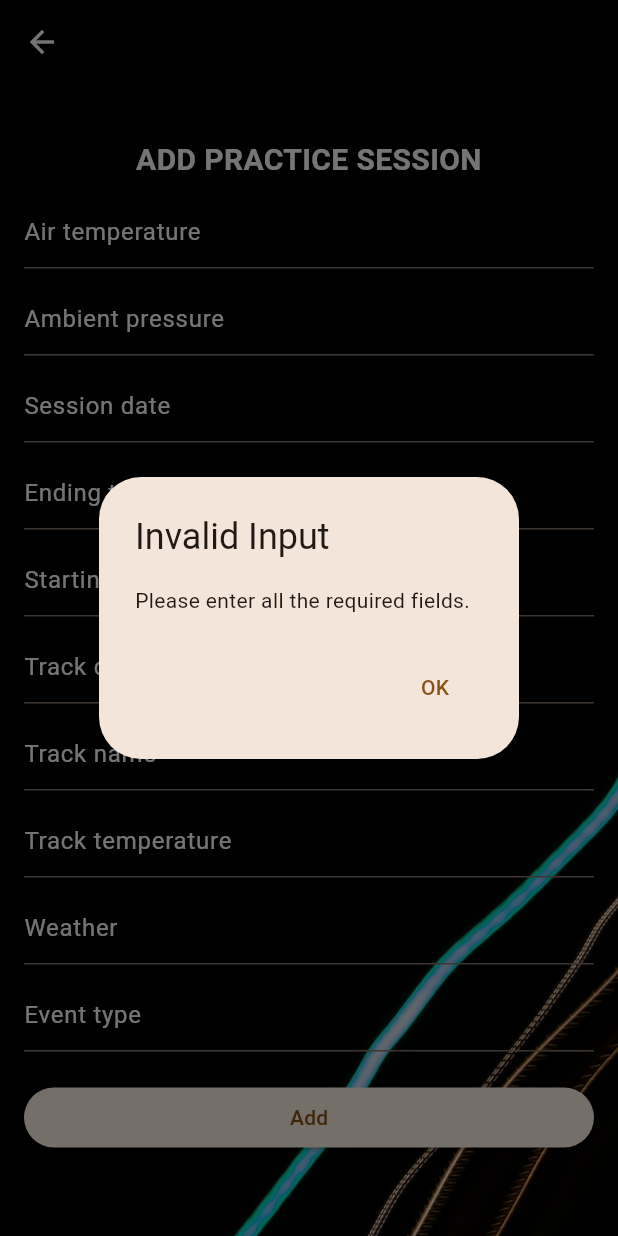
After one commit to diegosantarelli/polimarcheflutter, a Flutter app: the AddPracticeSessionScreen screen opened by its route, after a tap on "Add", on a phone screen of 412 x 824 dp. The commit adds this screen. Run offline on Flutter 3.47's test engine with Material 2 defaults, Android fonts, the phone set to English and light mode, and no system bars; our stand-ins replace cloud_firestore, firebase_auth, firebase_core, flutter_svg; accounts and stored records are empty; Roboto replaces fonts that are missing (aldrich).

Commit message:
aggiunta sessioni

```diff
--- a/lib/main.dart
+++ b/lib/main.dart
@@ -2,6 +2,7 @@ import 'package:firebase_core/firebase_core.dart';
 import 'package:polimarcheflutter/screens/home/HomeTotal_Screen.dart';
 import 'package:polimarcheflutter/screens/home/homeDown_screen.dart';
 import 'package:polimarcheflutter/screens/session/SessionTotal.dart';
+import 'package:polimarcheflutter/screens/session/addSession_screen.dart';
 import 'package:polimarcheflutter/screens/setup/SetupTotal.dart';
 import 'package:polimarcheflutter/screens/tracks/addTrack_screen.dart';
 import 'package:polimarcheflutter/screens/tracks/track_screen.dart';
@@ -57,6 +58,7 @@ class MyApp extends StatelessWidget {
         '/addtrack': (context) => AddTrackScreen(),
         '/setup': (context) => SetupScreen(),
         '/session': (context) => PracticeSessionScreen(),
+        '/addsession': (context) => AddPracticeSessionScreen(),
       },
     );
   }
--- a/lib/screens/session/SessionTotal.dart
+++ b/lib/screens/session/SessionTotal.dart
@@ -16,7 +16,7 @@ class PracticeSessionScreen extends StatelessWidget {
         child: Column(
           children: [
             Container(
-              margin: EdgeInsets.only(top: 20), // Spostamento verso il basso
+              margin: EdgeInsets.only(top: 20),
               child: AppBar(
                 elevation: 0,
                 backgroundColor: Colors.transparent,
@@ -61,6 +61,19 @@ class PracticeSessionScreen extends StatelessWidget {
               ),
               label: 'Home',
             ),
+            BottomNavigationBarItem(
+              icon: GestureDetector(
+                child: Image.asset(
+                  'assets/images/add.png',
+                  width: 20,
+                  height: 20,
+                ),
+                onTap: () {
+                  Navigator.pushNamed(context, '/addsession');
+                },
+              ),
+              label: 'Add',
+            ),
           ],
         ),
       ),
--- /dev/null
+++ b/lib/screens/session/addSession_screen.dart
@@ -0,0 +1,259 @@
+import 'package:flutter/material.dart';
+import 'package:cloud_firestore/cloud_firestore.dart';
+
+class AddPracticeSessionScreen extends StatelessWidget {
+  final TextEditingController _airTemperatureController = TextEditingController();
+  final TextEditingController _ambientPressureController = TextEditingController();
+  final TextEditingController _sessionDateController = TextEditingController();
+  final TextEditingController _endingTimeController = TextEditingController();
+  final TextEditingController _startingTimeController = TextEditingController();
+  final TextEditingController _trackConditionController = TextEditingController();
+  final TextEditingController _trackNameController = TextEditingController();
+  final TextEditingController _trackTemperatureController = TextEditingController();
+  final TextEditingController _weatherController = TextEditingController();
+  final TextEditingController _eventTypeController = TextEditingController();
+
+  @override
+  Widget build(BuildContext context) {
+    return Scaffold(
+      appBar: AppBar(
+        elevation: 0,
+        backgroundColor: Colors.black,
+        leading: IconButton(
+          icon: Icon(Icons.arrow_back, color: Colors.white),
+          onPressed: () {
+            Navigator.pop(context);
+          },
+        ),
+      ),
+      body: Container(
+        color: Colors.black,
+        child: SingleChildScrollView(
+          child: Container(
+            decoration: BoxDecoration(
+              image: DecorationImage(
+                image: AssetImage('assets/images/sfondo_schermata_circuiti.jpg'),
+                fit: BoxFit.cover,
+              ),
+            ),
+            child: Padding(
+              padding: const EdgeInsets.all(16.0),
+              child: Column(
+                crossAxisAlignment: CrossAxisAlignment.stretch,
+                children: [
+                  SizedBox(height: 20),
+                  Text(
+                    'ADD PRACTICE SESSION',
+                    style: TextStyle(
+                      color: Colors.white,
+                      fontSize: 20,
+                      fontWeight: FontWeight.bold,
+                      fontFamily: 'aldrich',
+                    ),
+                    textAlign: TextAlign.center,
+                  ),
+                  SizedBox(height: 10),
+                  TextField(
+                    controller: _airTemperatureController,
+                    keyboardType: TextInputType.number,
+                    decoration: InputDecoration(
+                      hintText: 'Air temperature',
+                      hintStyle: TextStyle(color: Colors.white),
+                    ),
+                    style: TextStyle(color: Colors.white, fontSize: 16),
+                  ),
+                  SizedBox(height: 10),
+                  TextField(
+                    controller: _ambientPressureController,
+                    keyboardType: TextInputType.numberWithOptions(decimal: true),
+                    decoration: InputDecoration(
+                      hintText: 'Ambient pressure',
+                      hintStyle: TextStyle(color: Colors.white),
+                    ),
+                    style: TextStyle(color: Colors.white, fontSize: 16),
+                  ),
+                  SizedBox(height: 10),
+                  TextField(
+                    controller: _sessionDateController,
+                    decoration: InputDecoration(
+                      hintText: 'Session date',
+                      hintStyle: TextStyle(color: Colors.white),
+                    ),
+                    style: TextStyle(color: Colors.white, fontSize: 16),
+                  ),
+                  SizedBox(height: 10),
+                  TextField(
+                    controller: _endingTimeController,
+                    decoration: InputDecoration(
+                      hintText: 'Ending time',
+                      hintStyle: TextStyle(color: Colors.white),
+                    ),
+                    style: TextStyle(color: Colors.white, fontSize: 16),
+                  ),
+                  SizedBox(height: 10),
+                  TextField(
+                    controller: _startingTimeController,
+                    decoration: InputDecoration(
+                      hintText: 'Starting time',
+                      hintStyle: TextStyle(color: Colors.white),
+                    ),
+                    style: TextStyle(color: Colors.white, fontSize: 16),
+                  ),
+                  SizedBox(height: 10),
+                  TextField(
+                    controller: _trackConditionController,
+                    decoration: InputDecoration(
+                      hintText: 'Track condition',
+                      hintStyle: TextStyle(color: Colors.white),
+                    ),
+                    style: TextStyle(color: Colors.white, fontSize: 16),
+                  ),
+                  SizedBox(height: 10),
+                  TextField(
+                    controller: _trackNameController,
+                    decoration: InputDecoration(
+                      hintText: 'Track name',
+                      hintStyle: TextStyle(color: Colors.white),
+                    ),
+                    style: TextStyle(color: Colors.white, fontSize: 16),
+                  ),
+                  SizedBox(height: 10),
+                  TextField(
+                    controller: _trackTemperatureController,
+                    keyboardType: TextInputType.number,
+                    decoration: InputDecoration(
+                      hintText: 'Track temperature',
+                      hintStyle: TextStyle(color: Colors.white),
+                    ),
+                    style: TextStyle(color: Colors.white, fontSize: 16),
+                  ),
+                  SizedBox(height: 10),
+                  TextField(
+                    controller: _weatherController,
+                    decoration: InputDecoration(
+                      hintText: 'Weather',
+                      hintStyle: TextStyle(color: Colors.white),
+                    ),
+                    style: TextStyle(color: Colors.white, fontSize: 16),
+                  ),
+                  SizedBox(height: 10),
+                  TextField(
+                    controller: _eventTypeController,
+                    decoration: InputDecoration(
+                      hintText: 'Event type',
+                      hintStyle: TextStyle(color: Colors.white),
+                    ),
+                    style: TextStyle(color: Colors.white, fontSize: 16),
+                  ),
+                  SizedBox(height: 20),
+                  ElevatedButton(
+                    onPressed: () {
+                      // Perform add action and save data to Firebase
+                      String airTemperature = _airTemperatureController.text;
+                      String ambientPressure = _ambientPressureController.text;
+                      String sessionDate = _sessionDateController.text;
+                      String endingTime = _endingTimeController.text;
+                      String startingTime = _startingTimeController.text;
+                      String trackCondition = _trackConditionController.text;
+                      String trackName = _trackNameController.text;
+                      String trackTemperature = _trackTemperatureController.text;
+                      String weather = _weatherController.text;
+                      String eventType = _eventTypeController.text;
+
+                      // Validate the input data
+                      if (airTemperature.isEmpty ||
+                          ambientPressure.isEmpty ||
+                          sessionDate.isEmpty ||
+                          endingTime.isEmpty ||
+                          startingTime.isEmpty ||
+                          trackCondition.isEmpty ||
+                          trackName.isEmpty ||
+                          trackTemperature.isEmpty ||
+                          weather.isEmpty ||
+                          eventType.isEmpty) {
+                        showDialog(
+                          context: context,
+                          builder: (BuildContext context) {
+                            return AlertDialog(
+                              title: Text('Invalid Input'),
+                              content: Text('Please enter all the required fields.'),
+                              actions: [
+                                TextButton(
+                                  onPressed: () {
+                                    Navigator.of(context).pop();
+                                  },
+                                  child: Text('OK'),
+                                ),
+                              ],
+                            );
+                          },
+                        );
+                        return;
+                      }
+
+                      // Validate the format of ending time and starting time
+                      final timeRegex = RegExp(r'^([01]\d|2[0-3]):([0-5]\d):([0-5]\d)$');
+                      if (!timeRegex.hasMatch(endingTime) || !timeRegex.hasMatch(startingTime)) {
+                        showDialog(
+                          context: context,
+                          builder: (BuildContext context) {
+                            return AlertDialog(
+                              title: Text('Invalid Time Format'),
+                              content: Text('Please enter ending time and starting time in the format HH:MM:ss.'),
+                              actions: [
+                                TextButton(
+                                  onPressed: () {
+                                    Navigator.of(context).pop();
+                                  },
+                                  child: Text('OK'),
+                                ),
+                              ],
+                            );
+                          },
+                        );
+                        return;
+                      }
+
+                      // Create a map of session data
+                      Map<String, dynamic> sessionData = {
+                        'airTemperature': int.parse(airTemperature),
+                        'ambientPressure': double.parse(ambientPressure),
+                        'date': sessionDate,
+                        'endingTime': endingTime,
+                        'startingTime': startingTime,
+                        'trackCondition': trackCondition,
+                        'trackName': trackName,
+                        'trackTemperature': int.parse(trackTemperature),
+                        'weather': weather,
+                        'eventType': eventType,
+                      };
+
+                      // Save the session data to the "practiceSessions" collection in Firebase
+                      FirebaseFirestore.instance.collection('practiceSessions').add(sessionData);
+
+                      // Clear the text field values after saving
+                      _airTemperatureController.clear();
+                      _ambientPressureController.clear();
+                      _sessionDateController.clear();
+                      _endingTimeController.clear();
+                      _startingTimeController.clear();
+                      _trackConditionController.clear();
+                      _trackNameController.clear();
+                      _trackTemperatureController.clear();
+                      _weatherController.clear();
+                      _eventTypeController.clear();
+
+                      Navigator.pop(context);
+                    },
+                    child: Text('Add'),
+                  ),
+                  SizedBox(height: 60),
+                ],
+              ),
+            ),
+          ),
+        ),
+      ),
+    );
+  }
+}
```
Lines whose indentation alone changed are shown as unchanged.
